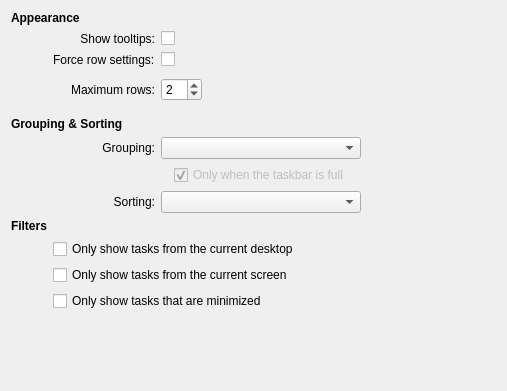
Above: plasma/desktop/applets/tasks/tasksConfig.ui from mgottschlag/kwin-tiling before the change. Below: the same form after it.
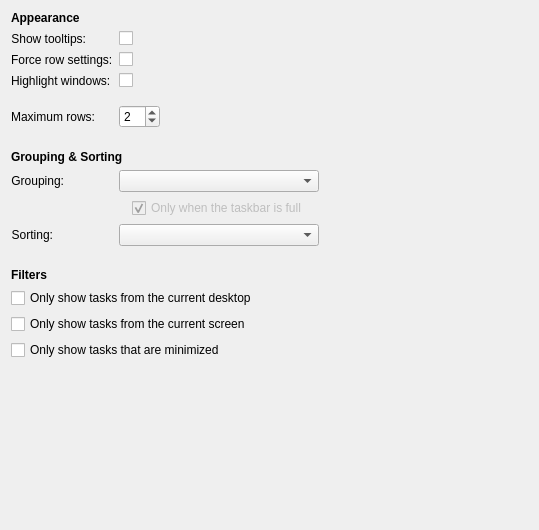
That is the form after the change. Custom widgets are drawn as their Qt base class.

Commit message: A new option (as talked about in kde-i18n-doc) to enable the window highlight effect. default is off CCMAIL:kde-i18n-doc@kde.org

What changed in the file:
```diff
--- a/plasma/desktop/applets/tasks/tasksConfig.ui
+++ b/plasma/desktop/applets/tasks/tasksConfig.ui
@@ -6,62 +6,33 @@
    <rect>
     <x>0</x>
     <y>0</y>
-    <width>507</width>
-    <height>391</height>
+    <width>539</width>
+    <height>530</height>
    </rect>
   </property>
-  <layout class="QGridLayout" name="gridLayout">
-   <item row="0" column="0" colspan="2">
-    <widget class="QLabel" name="label_5">
-     <property name="font">
-      <font>
-       <weight>75</weight>
-       <bold>true</bold>
-      </font>
-     </property>
-     <property name="text">
-      <string>Appearance</string>
-     </property>
-    </widget>
-   </item>
-   <item row="1" column="1">
-    <widget class="QLabel" name="label_7">
-     <property name="text">
-      <string>Show tooltips:</string>
-     </property>
-     <property name="alignment">
-      <set>Qt::AlignRight|Qt::AlignTrailing|Qt::AlignVCenter</set>
-     </property>
-     <property name="buddy">
-      <cstring>showTooltip</cstring>
-     </property>
-    </widget>
-   </item>
-   <item row="1" column="2">
-    <widget class="QCheckBox" name="showTooltip">
-     <property name="text">
-      <string/>
-     </property>
-    </widget>
-   </item>
+  <layout class="QFormLayout" name="formLayout">
    <item row="2" column="1">
-    <widget class="QLabel" name="label_8">
+    <widget class="QCheckBox" name="showTooltip">
      <property name="text">
-      <string>Force row settings:</string>
-     </property>
-     <property name="buddy">
-      <cstring>fillRows</cstring>
+      <string/>
      </property>
     </widget>
    </item>
-   <item row="2" column="2">
+   <item row="4" column="1">
     <widget class="QCheckBox" name="fillRows">
      <property name="text">
       <string/>
      </property>
     </widget>
    </item>
-   <item row="3" column="1">
+   <item row="6" column="1">
+    <widget class="QCheckBox" name="highlightWindows">
+     <property name="text">
+      <string/>
+     </property>
+    </widget>
+   </item>
+   <item row="7" column="1">
     <spacer name="verticalSpacer_6">
      <property name="orientation">
       <enum>Qt::Vertical</enum>
@@ -77,20 +48,7 @@
      </property>
     </spacer>
    </item>
-   <item row="4" column="1">
-    <widget class="QLabel" name="label_3">
-     <property name="text">
-      <string>Maximum rows:</string>
-     </property>
-     <property name="alignment">
-      <set>Qt::AlignRight|Qt::AlignTrailing|Qt::AlignVCenter</set>
-     </property>
-     <property name="buddy">
-      <cstring>maxRows</cstring>
-     </property>
-    </widget>
-   </item>
-   <item row="4" column="2">
+   <item row="9" column="1">
     <layout class="QHBoxLayout" name="horizontalLayout">
      <item>
       <widget class="KIntSpinBox" name="maxRows">
@@ -117,49 +75,7 @@
      </item>
     </layout>
    </item>
-   <item row="5" column="1">
-    <spacer name="verticalSpacer_2">
-     <property name="orientation">
-      <enum>Qt::Vertical</enum>
-     </property>
-     <property name="sizeType">
-      <enum>QSizePolicy::Fixed</enum>
-     </property>
-     <property name="sizeHint" stdset="0">
-      <size>
-       <width>64</width>
-       <height>10</height>
-      </size>
-     </property>
-    </spacer>
-   </item>
-   <item row="6" column="0" colspan="3">
-    <widget class="QLabel" name="label_6">
-     <property name="font">
-      <font>
-       <weight>75</weight>
-       <bold>true</bold>
-      </font>
-     </property>
-     <property name="text">
-      <string>Grouping &amp; Sorting</string>
-     </property>
-    </widget>
-   </item>
-   <item row="7" column="1">
-    <widget class="QLabel" name="label">
-     <property name="text">
-      <string>Grouping:</string>
-     </property>
-     <property name="alignment">
-      <set>Qt::AlignRight|Qt::AlignTrailing|Qt::AlignVCenter</set>
-     </property>
-     <property name="buddy">
-      <cstring>groupingStrategy</cstring>
-     </property>
-    </widget>
-   </item>
-   <item row="7" column="2">
+   <item row="14" column="1">
     <layout class="QHBoxLayout" name="horizontalLayout_2">
      <item>
       <widget class="QComboBox" name="groupingStrategy">
@@ -186,7 +102,7 @@
      </item>
     </layout>
    </item>
-   <item row="8" column="2">
+   <item row="15" column="1">
     <layout class="QHBoxLayout" name="horizontalLayout_4">
      <item>
       <spacer name="horizontalSpacer">
@@ -219,7 +135,7 @@
      </item>
     </layout>
    </item>
-   <item row="9" column="1">
+   <item row="16" column="0">
     <widget class="QLabel" name="label_2">
      <property name="text">
       <string>Sorting:</string>
@@ -232,7 +148,7 @@
      </property>
     </widget>
    </item>
-   <item row="9" column="2">
+   <item row="16" column="1">
     <layout class="QHBoxLayout" name="horizontalLayout_3">
      <item>
       <widget class="QComboBox" name="sortingStrategy">
@@ -259,20 +175,7 @@
      </item>
     </layout>
    </item>
-   <item row="10" column="0">
-    <widget class="QLabel" name="label_4">
-     <property name="font">
-      <font>
-       <weight>75</weight>
-       <bold>true</bold>
-      </font>
-     </property>
-     <property name="text">
-      <string>Filters</string>
-     </property>
-    </widget>
-   </item>
-   <item row="10" column="1">
+   <item row="17" column="1">
     <spacer name="verticalSpacer_4">
      <property name="orientation">
       <enum>Qt::Vertical</enum>
@@ -288,28 +191,28 @@
      </property>
     </spacer>
    </item>
-   <item row="11" column="1" colspan="2">
+   <item row="19" column="0" colspan="2">
     <widget class="QCheckBox" name="showOnlyCurrentDesktop">
      <property name="text">
       <string>Only show tasks from the current desktop</string>
      </property>
     </widget>
    </item>
-   <item row="12" column="1" colspan="2">
+   <item row="20" column="0" colspan="2">
     <widget class="QCheckBox" name="showOnlyCurrentScreen">
      <property name="text">
       <string>Only show tasks from the current screen</string>
      </property>
     </widget>
    </item>
-   <item row="13" column="1" colspan="2">
+   <item row="21" column="0" colspan="2">
     <widget class="QCheckBox" name="showOnlyMinimized">
      <property name="text">
       <string>Only show tasks that are minimized</string>
      </property>
     </widget>
    </item>
-   <item row="14" column="1">
+   <item row="22" column="1">
     <spacer name="verticalSpacer">
      <property name="orientation">
       <enum>Qt::Vertical</enum>
@@ -322,6 +225,120 @@
      </property>
     </spacer>
    </item>
+   <item row="18" column="0" colspan="2">
+    <widget class="QLabel" name="label_4">
+     <property name="font">
+      <font>
+       <weight>75</weight>
+       <bold>true</bold>
+      </font>
+     </property>
+     <property name="text">
+      <string>Filters</string>
+     </property>
+    </widget>
+   </item>
+   <item row="11" column="0" colspan="2">
+    <widget class="QLabel" name="label_6">
+     <property name="font">
+      <font>
+       <weight>75</weight>
+       <bold>true</bold>
+      </font>
+     </property>
+     <property name="text">
+      <string>Grouping &amp; Sorting</string>
+     </property>
+    </widget>
+   </item>
+   <item row="0" column="0" colspan="2">
+    <widget class="QLabel" name="label_5">
+     <property name="font">
+      <font>
+       <weight>75</weight>
+       <bold>true</bold>
+      </font>
+     </property>
+     <property name="text">
+      <string>Appearance</string>
+     </property>
+    </widget>
+   </item>
+   <item row="6" column="0">
+    <widget class="QLabel" name="label_9">
+     <property name="text">
+      <string>Highlight windows:</string>
+     </property>
+     <property name="buddy">
+      <cstring>fillRows</cstring>
+     </property>
+    </widget>
+   </item>
+   <item row="4" column="0">
+    <widget class="QLabel" name="label_8">
+     <property name="text">
+      <string>Force row settings:</string>
+     </property>
+     <property name="buddy">
+      <cstring>fillRows</cstring>
+     </property>
+    </widget>
+   </item>
+   <item row="2" column="0">
+    <widget class="QLabel" name="label_7">
+     <property name="text">
+      <string>Show tooltips:</string>
+     </property>
+     <property name="alignment">
+      <set>Qt::AlignRight|Qt::AlignTrailing|Qt::AlignVCenter</set>
+     </property>
+     <property name="buddy">
+      <cstring>showTooltip</cstring>
+     </property>
+    </widget>
+   </item>
+   <item row="9" column="0">
+    <widget class="QLabel" name="label_3">
+     <property name="text">
+      <string>Maximum rows:</string>
+     </property>
+     <property name="alignment">
+      <set>Qt::AlignRight|Qt::AlignTrailing|Qt::AlignVCenter</set>
+     </property>
+     <property name="buddy">
+      <cstring>maxRows</cstring>
+     </property>
+    </widget>
+   </item>
+   <item row="14" column="0">
+    <widget class="QLabel" name="label">
+     <property name="text">
+      <string>Grouping:</string>
+     </property>
+     <property name="alignment">
+      <set>Qt::AlignRight|Qt::AlignTrailing|Qt::AlignVCenter</set>
+     </property>
+     <property name="buddy">
+      <cstring>groupingStrategy</cstring>
+     </property>
+    </widget>
+   </item>
+   <item row="10" column="0">
+    <spacer name="verticalSpacer_2">
+     <property name="orientation">
+      <enum>Qt::Vertical</enum>
+     </property>
+     <property name="sizeType">
+      <enum>QSizePolicy::Fixed</enum>
+     </property>
+     <property name="sizeHint" stdset="0">
+      <size>
+       <width>64</width>
+       <height>10</height>
+      </size>
+     </property>
+    </spacer>
+   </item>
   </layout>
  </widget>
  <customwidgets>
```
The commit also changes 1 other file.
